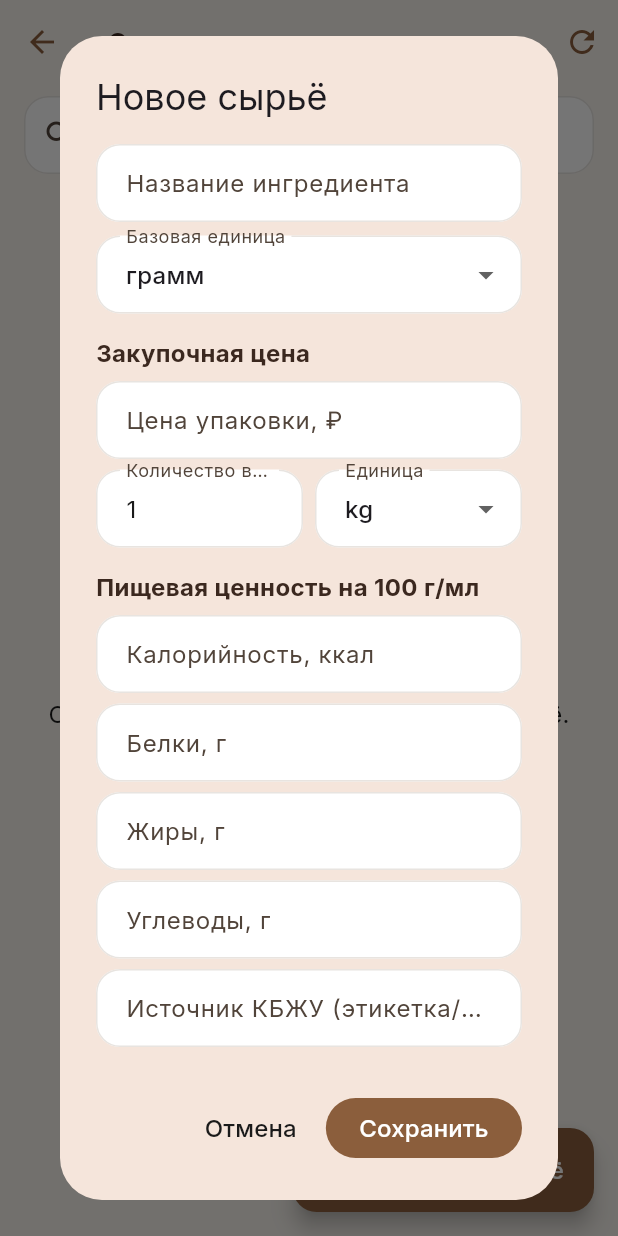
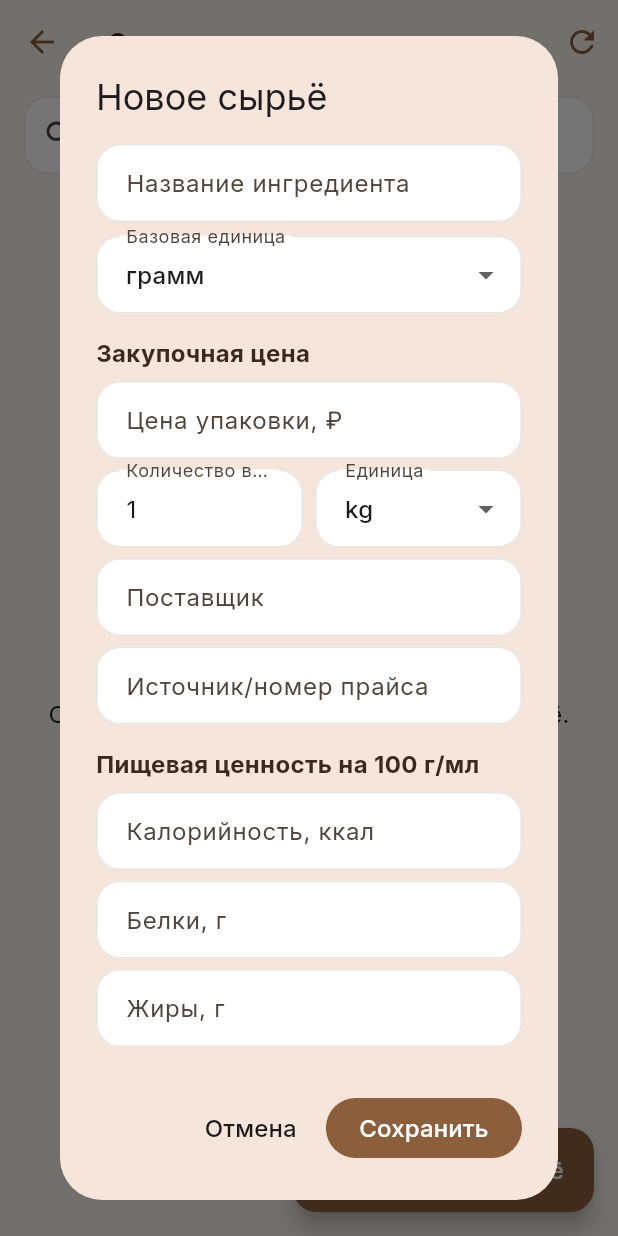
Before and after one commit to Sergey-nv86/vslast-recipe-preview, a Flutter app: the IngredientCatalogScreen screen opened directly, after a tap on "Добавить сырьё", on a phone screen of 412 x 824 dp. Run offline on Flutter 3.47's test engine with Material 3 defaults, Android fonts, the phone set to English and light mode, and no system bars; our stand-ins replace firebase_core, firebase_messaging, flutter_svg, google_fonts, image_picker, qr_flutter and 2 more; missing offline and left inert: dart:js_interop, dart:ui_web, mobile_scanner, yandex_mapkit; accounts and stored records are empty.

Commit message:
Add supplier details and ingredient price history interface

```diff
--- a/lib/features/admin/screens/ingredient_catalog_screen.dart
+++ b/lib/features/admin/screens/ingredient_catalog_screen.dart
@@ -20,7 +20,7 @@ class _IngredientCatalogScreenState extends State<IngredientCatalogScreen> {
   Future<void> load() async {
     setState((){busy=true;error=null;});
     try{
-      final data=await db.from('ingredients').select('id,name,normalized_name,base_unit,calories_per_100,protein_per_100,fat_per_100,carbs_per_100,nutrition_source,needs_review,ingredient_prices(purchase_price,purchase_quantity,purchase_unit,price_per_base_unit,updated_at)').order('name');
+      final data=await db.from('ingredients').select('id,name,normalized_name,base_unit,calories_per_100,protein_per_100,fat_per_100,carbs_per_100,nutrition_source,needs_review,ingredient_prices(purchase_price,purchase_quantity,purchase_unit,price_per_base_unit,updated_at,supplier_name,price_source,price_valid_from,package_label)').order('name');
       if(mounted)setState(()=>rows=(data as List).map((e)=>Map<String,dynamic>.from(e as Map)).toList());
     }catch(e){if(mounted)setState(()=>error='Не удалось загрузить справочник: '+e.toString());}
     finally{if(mounted)setState(()=>busy=false);}
@@ -39,10 +39,13 @@ class _IngredientCatalogScreenState extends State<IngredientCatalogScreen> {
     final carbs=TextEditingController(text:row?['carbs_per_100']?.toString()??'');
     final source=TextEditingController(text:row?['nutrition_source']?.toString()??'');
     final priceRows=row?['ingredient_prices'] as List? ?? [];
-    if(priceRows.isNotEmpty){final p=Map<String,dynamic>.from(priceRows.first as Map);price.text=p['purchase_price']?.toString()??'';pack.text=p['purchase_quantity']?.toString()??'1';}
+    final currentPrice=priceRows.isEmpty?null:Map<String,dynamic>.from(priceRows.first as Map);
+    final supplier=TextEditingController(text:currentPrice?['supplier_name']?.toString()??'');
+    final priceSource=TextEditingController(text:currentPrice?['price_source']?.toString()??'');
+    if(currentPrice!=null){price.text=currentPrice['purchase_price']?.toString()??'';pack.text=currentPrice['purchase_quantity']?.toString()??'1';}
     String base=row?['base_unit']?.toString()??'g';
     String purchaseUnit=base=='ml'?'l':base=='pcs'?'pcs':'kg';
-    if(priceRows.isNotEmpty)purchaseUnit=Map<String,dynamic>.from(priceRows.first as Map)['purchase_unit']?.toString()??purchaseUnit;
+    if(currentPrice!=null)purchaseUnit=currentPrice['purchase_unit']?.toString()??purchaseUnit;
     bool review=row?['needs_review']!=false;
     String? formError;
     final saved=await showDialog<bool>(context:context,barrierDismissible:false,builder:(ctx)=>StatefulBuilder(builder:(ctx,refresh)=>AlertDialog(
@@ -61,6 +64,10 @@ class _IngredientCatalogScreenState extends State<IngredientCatalogScreen> {
           const SizedBox(width:8),
           Expanded(child:DropdownButtonFormField<String>(initialValue:purchaseUnit,decoration:const InputDecoration(labelText:'Единица',border:OutlineInputBorder()),items:(base=='ml'?['ml','l']:base=='pcs'?['pcs']:['g','kg']).map((v)=>DropdownMenuItem(value:v,child:Text(v))).toList(),onChanged:(v)=>refresh(()=>purchaseUnit=v??purchaseUnit))),
         ]),
+        const SizedBox(height:7),
+        TextField(controller:supplier,decoration:const InputDecoration(labelText:'Поставщик',border:OutlineInputBorder())),
+        const SizedBox(height:7),
+        TextField(controller:priceSource,decoration:const InputDecoration(labelText:'Источник/номер прайса',border:OutlineInputBorder())),
         const SizedBox(height:14),
         const Align(alignment:Alignment.centerLeft,child:Text('Пищевая ценность на 100 г/мл',style:TextStyle(fontWeight:FontWeight.w700,color:dark))),
         const SizedBox(height:7),
@@ -90,14 +97,29 @@ class _IngredientCatalogScreenState extends State<IngredientCatalogScreen> {
             final payload={'name':n,'normalized_name':normalize(n),'base_unit':base,'calories_per_100':parse(kcal),'protein_per_100':parse(protein),'fat_per_100':parse(fat),'carbs_per_100':parse(carbs),'nutrition_source':source.text.trim().isEmpty?null:source.text.trim(),'needs_review':review,'updated_at':DateTime.now().toUtc().toIso8601String()};
             final id=row==null?(await db.from('ingredients').insert(payload).select('id').single())['id'].toString():row['id'].toString();
             if(row!=null)await db.from('ingredients').update(payload).eq('id',id);
-            if(price.text.trim().isNotEmpty&&p!=null&&q!=null)await db.from('ingredient_prices').upsert({'ingredient_id':id,'purchase_price':p,'purchase_quantity':q,'purchase_unit':purchaseUnit,'updated_at':DateTime.now().toUtc().toIso8601String(),'updated_by':db.auth.currentUser?.id});
+            if(price.text.trim().isNotEmpty&&p!=null&&q!=null)await db.from('ingredient_prices').upsert({'ingredient_id':id,'purchase_price':p,'purchase_quantity':q,'purchase_unit':purchaseUnit,'updated_at':DateTime.now().toUtc().toIso8601String(),'updated_by':db.auth.currentUser?.id,'supplier_name':supplier.text.trim().isEmpty?null:supplier.text.trim(),'price_source':priceSource.text.trim().isEmpty?null:priceSource.text.trim()});
             if(ctx.mounted)Navigator.pop(ctx,true);
           }catch(e){refresh(()=>formError='Не удалось сохранить: '+e.toString());}
         },child:const Text('Сохранить')),
       ],
     )));
-    for(final c in [name,price,pack,kcal,protein,fat,carbs,source]){c.dispose();}
+    for(final c in [name,price,pack,kcal,protein,fat,carbs,source,supplier,priceSource]){c.dispose();}
     if(saved==true)await load();
+  }
+
+  Future<void> showHistory(Map<String,dynamic> row) async {
+    try {
+      final data=await db.from('ingredient_price_history').select('supplier_name,package_label,purchase_quantity,purchase_unit,purchase_price,price_per_base_unit,price_valid_from,price_source,changed_at').eq('ingredient_id',row['id']).order('changed_at',ascending:false).limit(50);
+      if(!mounted)return;
+      await showModalBottomSheet<void>(context:context,isScrollControlled:true,backgroundColor:bg,builder:(ctx)=>SafeArea(child:Padding(padding:const EdgeInsets.all(18),child:Column(mainAxisSize:MainAxisSize.min,crossAxisAlignment:CrossAxisAlignment.start,children:[
+        Text('История цен · '+row['name'].toString(),style:const TextStyle(fontSize:18,fontWeight:FontWeight.w700,color:dark)),
+        const SizedBox(height:12),
+        if((data as List).isEmpty)const Text('История пока пуста. Новые изменения будут записываться автоматически.'),
+        SizedBox(height:360,child:ListView(shrinkWrap:true,children:data.map((e){final x=Map<String,dynamic>.from(e as Map);return ListTile(contentPadding:EdgeInsets.zero,title:Text(money(x['purchase_price'] as num?)+' за упаковку'),subtitle:Text((x['supplier_name']??'Поставщик не указан').toString()+' · '+x['purchase_quantity'].toString()+' '+x['purchase_unit'].toString()+' · '+(x['price_valid_from']??'').toString()),trailing:Text((x['changed_at']??'').toString().substring(0,10),style:const TextStyle(fontSize:11,color:muted)));}).toList())),
+      ]))));
+    } catch(e) {
+      if(mounted)ScaffoldMessenger.of(context).showSnackBar(SnackBar(content:Text('История цен доступна после применения миграции: '+e.toString())));
+    }
   }
 
   @override
@@ -112,8 +134,9 @@ class _IngredientCatalogScreenState extends State<IngredientCatalogScreen> {
         Expanded(child:busy?const Center(child:CircularProgressIndicator(color:brown)):error!=null?Center(child:Padding(padding:const EdgeInsets.all(24),child:Text(error!,textAlign:TextAlign.center))):filtered.isEmpty?const Center(child:Text('Справочник пуст. Добавьте первое сырьё.')):RefreshIndicator(onRefresh:load,child:ListView.builder(padding:const EdgeInsets.fromLTRB(16,0,16,90),itemCount:filtered.length,itemBuilder:(ctx,i){
           final r=filtered[i];final prices=r['ingredient_prices'] as List? ?? [];final pr=prices.isEmpty?null:Map<String,dynamic>.from(prices.first as Map);final per=pr?['price_per_base_unit'] as num?;final unit=r['base_unit']=='ml'?'мл':r['base_unit']=='pcs'?'шт':'г';final priceKg=r['base_unit']=='g'&&per!=null?per*1000:null;
           final priceText=priceKg==null?(per==null?'не задана':money(per)+'/'+unit):money(priceKg)+'/кг';
+          final supplierText=pr?['supplier_name']?.toString()??'';
           final nutritionText=r['calories_per_100']==null?'нет данных':'заполнено';
-          return Card(color:Colors.white,elevation:0,margin:const EdgeInsets.only(bottom:9),shape:RoundedRectangleBorder(borderRadius:BorderRadius.circular(15),side:const BorderSide(color:Color(0xFFEADFD5))),child:ListTile(onTap:()=>edit(r),title:Text(r['name'].toString(),style:const TextStyle(color:dark,fontWeight:FontWeight.w700)),subtitle:Padding(padding:const EdgeInsets.only(top:5),child:Text('Цена: '+priceText+' · КБЖУ: '+nutritionText+(r['needs_review']==true?' · проверить':''),style:const TextStyle(color:muted,fontSize:12))),trailing:const Icon(Icons.edit_outlined,color:brown)));
+          return Card(color:Colors.white,elevation:0,margin:const EdgeInsets.only(bottom:9),shape:RoundedRectangleBorder(borderRadius:BorderRadius.circular(15),side:const BorderSide(color:Color(0xFFEADFD5))),child:ListTile(onTap:()=>edit(r),title:Text(r['name'].toString(),style:const TextStyle(color:dark,fontWeight:FontWeight.w700)),subtitle:Padding(padding:const EdgeInsets.only(top:5),child:Text('Цена: '+priceText+' · КБЖУ: '+nutritionText+(supplierText.isEmpty?'':' · '+supplierText)+(r['needs_review']==true?' · проверить':''),style:const TextStyle(color:muted,fontSize:12))),trailing:IconButton(tooltip:'История цен',onPressed:()=>showHistory(r),icon:const Icon(Icons.history,color:brown))));
         }))),
       ]),
     );
```
